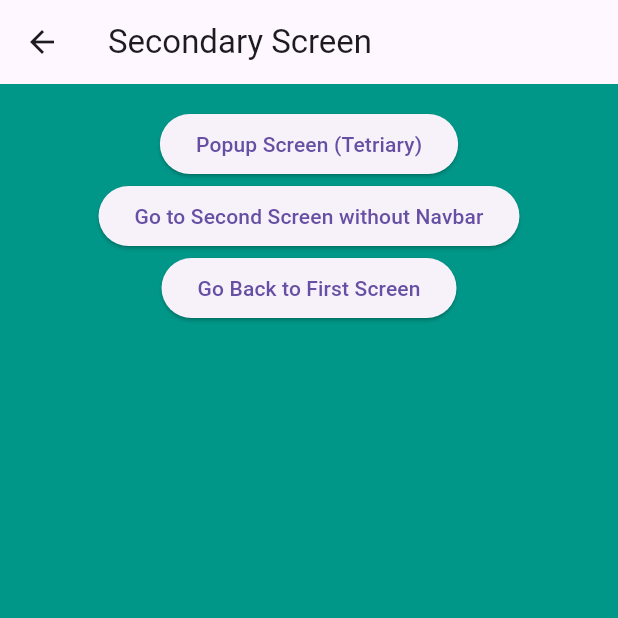
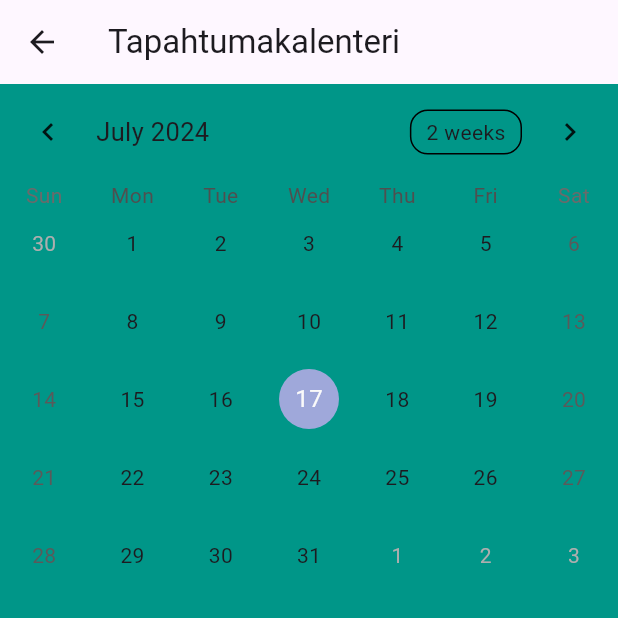
Before and after one commit to SamuelKoistinen/LuminaryEventsMobile, a Flutter app: the MainScreen2 screen opened directly, on a phone screen of 412 x 824 dp, the top half of it. Run offline on Flutter 3.47's test engine with Material 3 defaults, Android fonts, the phone set to English and light mode, and no system bars; drawn by our look-alikes of table_calendar; our stand-ins replace go_router, persistent_bottom_nav_bar_v2.

Commit message:
Kalenteripohja
lisätty kalenteripohja kalenterisivulle, sekä tarvittava tukitiedosto.

```diff
--- a/luminary_events/lib/screens.dart
+++ b/luminary_events/lib/screens.dart
@@ -1,6 +1,9 @@
 import "package:flutter/material.dart";
 import "package:go_router/go_router.dart";
 import "package:persistent_bottom_nav_bar_v2/persistent_bottom_nav_bar_v2.dart";
+import 'package:table_calendar/table_calendar.dart';
+
+import '../utils.dart';
 
 class MainScreen extends StatelessWidget {
   const MainScreen({super.key, this.useRouter = false});
@@ -9,7 +12,7 @@
 
   @override
   Widget build(BuildContext context) => Scaffold(
-        appBar: AppBar(title: const Text("Main Screen")),
+        appBar: AppBar(title: const Text("Etusivu")),
         backgroundColor: Colors.indigo,
         body: ListView(
           padding: const EdgeInsets.all(16)
@@ -98,56 +101,64 @@
       );
 }
 
-class MainScreen2 extends StatelessWidget {
+//   -----------------------------------------------------
+//  |             kalenterinäkymä on tässä.               |
+//   -----------------------------------------------------
+
+//    Kalenterissa ei funktionaalisuutta, statejen kanssa pitäs värkätä ja
+//    ehkä tehä tästä oma komponentti mutta en tiiä, pitää miettiä ja tutkii.
+
+class MainScreen2 extends StatefulWidget {
+  @override
+  _MainScreen2State createState() => _MainScreen2State();
+
   const MainScreen2({super.key, this.useRouter = false});
+  final bool useRouter;
+}
 
-  final bool useRouter;
+class _MainScreen2State extends State<MainScreen2> {
+  CalendarFormat _calendarFormat = CalendarFormat.month;
+  DateTime _focusedDay = DateTime.now();
+  DateTime? _selectedDay;
 
   @override
   Widget build(BuildContext context) => Scaffold(
-        appBar: AppBar(title: const Text("Secondary Screen")),
+        appBar: AppBar(title: const Text("Tapahtumakalenteri")),
         backgroundColor: Colors.teal,
-        body: ListView(
-          padding: const EdgeInsets.all(16)
-              .copyWith(bottom: MediaQuery.of(context).padding.bottom),
-          children: <Widget>[
-            Center(
-              child: ElevatedButton(
-                onPressed: () {
-                  if (useRouter) {
-                    context.go("/home/detail/super-detail");
-                  } else {
-                    pushScreen(
-                      context,
-                      screen: const MainScreen3(),
-                      withNavBar: true,
-                    );
-                  }
-                },
-                child: const Text("Popup Screen (Tetriary)"),
-              ),
-            ),
-            Center(
-              child: ElevatedButton(
-                onPressed: () {
-                  if (useRouter) {
-                    context.go("/detail/super-detail");
-                  } else {
-                    pushScreen(context, screen: const MainScreen3());
-                  }
-                },
-                child: const Text("Go to Second Screen without Navbar"),
-              ),
-            ),
-            Center(
-              child: ElevatedButton(
-                onPressed: () {
-                  Navigator.pop(context);
-                },
-                child: const Text("Go Back to First Screen"),
-              ),
-            ),
-          ],
+        body: TableCalendar(
+          firstDay: kFirstDay,
+          lastDay: kLastDay,
+          focusedDay: _focusedDay,
+          calendarFormat: _calendarFormat,
+          selectedDayPredicate: (day) {
+            // Use `selectedDayPredicate` to determine which day is currently selected.
+            // If this returns true, then `day` will be marked as selected.
+
+            // Using `isSameDay` is recommended to disregard
+            // the time-part of compared DateTime objects.
+            return isSameDay(_selectedDay, day);
+          },
+          onDaySelected: (selectedDay, focusedDay) {
+            if (!isSameDay(_selectedDay, selectedDay)) {
+              // Call `setState()` when updating the selected day
+              setState(() {
+                _selectedDay = selectedDay;
+                _focusedDay = focusedDay;
+              });
+            }
+          },
+          onFormatChanged: (format) {
+            if (_calendarFormat != format) {
+              // Call `setState()` when updating calendar format
+              setState(() {
+                _calendarFormat = format;
+              });
+            }
+          },
+          onPageChanged: (focusedDay) {
+            // No need to call `setState()` here
+            _focusedDay = focusedDay;
+          },
         ),
       );
 }
@@ -157,7 +168,7 @@
 
   @override
   Widget build(BuildContext context) => Scaffold(
-        appBar: AppBar(title: const Text("Third Screen")),
+        appBar: AppBar(title: const Text("Varasto")),
         backgroundColor: Colors.deepOrangeAccent,
         body: Center(
           child: ElevatedButton(
```
Also changed, not shown: luminary_events/lib/utils.dart (added, +49 -0 lines).
